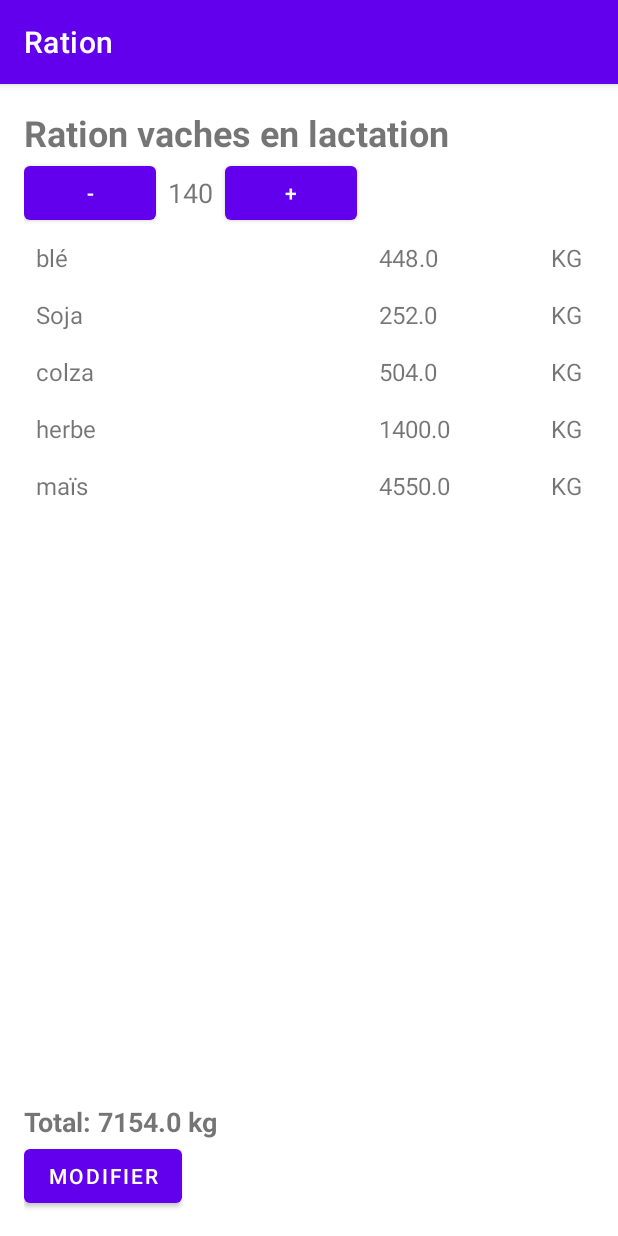
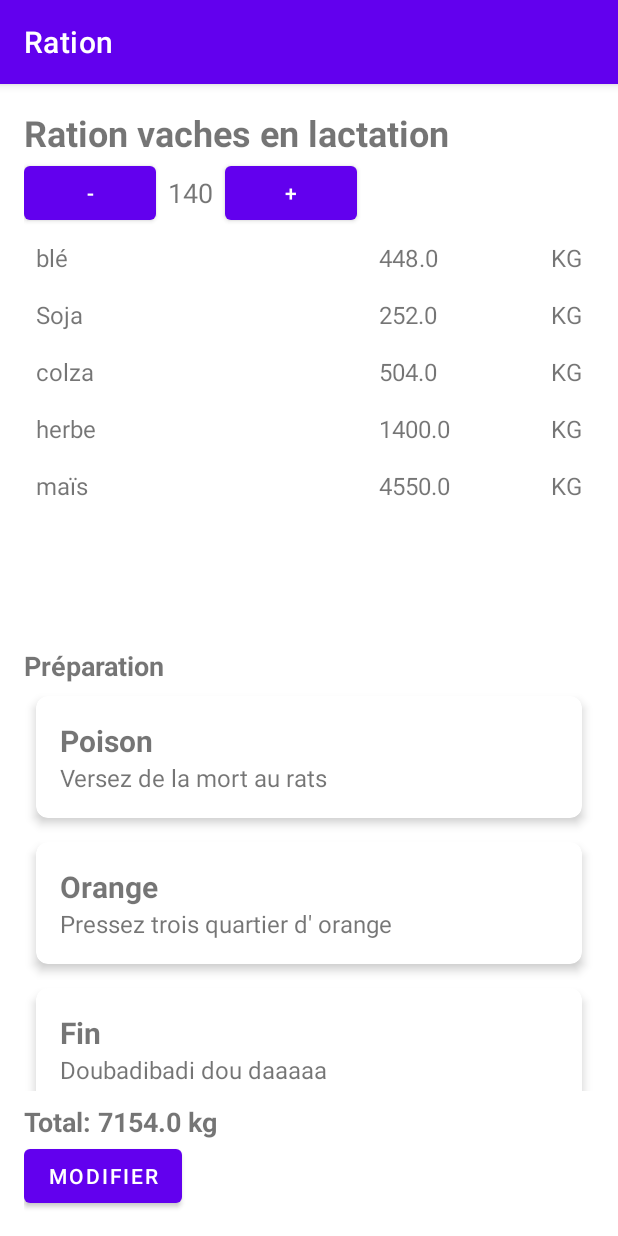
Before and after one commit to TheHosterParis/ration, an Android app: the RationHistoryActivity screen opened directly, with no data from a screen before it, after a tap on "Ration vaches en lactation", on a phone screen of 412 x 824 dp. Run offline under Robolectric (Android 15) with nearby library versions, the phone set to English and light mode, and no system bars; our stand-ins replace Room's generated code.

Commit message:
Ajouter d'étapes de préparation des rations

```diff
--- /dev/null
+++ b/app/src/main/java/com/hoster/ration/data/dao/PreparationDao.kt
@@ -0,0 +1,51 @@
+package com.hoster.ration.data.dao
+
+import androidx.room.Dao
+import androidx.room.Insert
+import androidx.room.Query
+import androidx.room.Update
+import androidx.room.Delete
+import com.hoster.ration.data.model.Preparation
+import com.hoster.ration.data.model.PreparationStep
+
+@Dao
+interface PreparationDao {
+
+    @Insert
+    suspend fun insert(preparation: Preparation): Long
+
+    @Insert
+    suspend fun insertAll(preparations: List<Preparation>): List<Long>
+
+    @Update
+    suspend fun update(preparation: Preparation)
+
+    @Delete
+    suspend fun delete(preparation: Preparation)
+
+    @Query("SELECT * FROM preparations")
+    suspend fun getAllPreparations(): List<Preparation>
+
+    @Query("SELECT * FROM preparations WHERE idPreparation = :preparationId")
+    suspend fun getPreparationById(preparationId: Long): Preparation?
+
+    // Méthodes pour les étapes de préparation
+    @Insert
+    suspend fun insertStep(step: PreparationStep): Long
+
+    @Insert
+    suspend fun insertAllSteps(steps: List<PreparationStep>): List<Long>
+
+    @Update
+    suspend fun updateStep(step: PreparationStep)
+
+    @Delete
+    suspend fun deleteStep(step: PreparationStep)
+
+    @Query("SELECT * FROM preparation_steps WHERE preparationId = :preparationId")
+    suspend fun getStepsByPreparationId(preparationId: Long): List<PreparationStep>
+
+    suspend fun getStepsByPreparationIdOrderedByOrder(preparationId: Long): List<PreparationStep> {
+        return getStepsByPreparationId(preparationId).sortedBy { it.order }
+    }
+}
--- a/app/src/main/java/com/hoster/ration/data/dao/RationDao.kt
+++ b/app/src/main/java/com/hoster/ration/data/dao/RationDao.kt
@@ -59,7 +59,8 @@ interface RationDao {
             rac.quantity,
             rac.unit,
             rac.pas,
-            rac.quantityParRation
+            rac.quantityParRation,
+            p.idPreparation AS preparationId
         FROM
             rations r
         INNER JOIN
@@ -68,6 +69,8 @@ interface RationDao {
             ration_aliment_cross_ref rac ON r.idRation = rac.idRation
         INNER JOIN
             aliments al ON rac.idAliment = al.idAliment
+        INNER JOIN
+            preparations p ON r.idRation = p.rationId
     """)
     suspend fun getAllRationDetails(): List<RationComplete>
 }
--- a/app/src/main/java/com/hoster/ration/data/database/AppDataBase.kt
+++ b/app/src/main/java/com/hoster/ration/data/database/AppDataBase.kt
@@ -1,32 +1,36 @@
 package com.hoster.ration.data.database
 
+import android.content.Context
 import androidx.room.Database
+import androidx.room.Room
 import androidx.room.RoomDatabase
 import androidx.room.TypeConverters
+import androidx.sqlite.db.SupportSQLiteDatabase
+import com.hoster.ration.data.dao.AlimentDao
 import com.hoster.ration.data.dao.AnimalDao
-import com.hoster.ration.data.dao.AlimentDao
+import com.hoster.ration.data.dao.PreparationDao
+import com.hoster.ration.data.dao.RationAlimentCrossRefDao
 import com.hoster.ration.data.dao.RationDao
+import com.hoster.ration.data.model.Aliment
 import com.hoster.ration.data.model.Animal
-import com.hoster.ration.data.model.Aliment
+import com.hoster.ration.data.model.Preparation
+import com.hoster.ration.data.model.PreparationStep
 import com.hoster.ration.data.model.Ration
+import com.hoster.ration.data.model.RationAlimentCrossRef
 import com.hoster.ration.data.util.Converters
-import android.content.Context
-import androidx.room.Room
-import androidx.sqlite.db.SupportSQLiteDatabase
-import com.hoster.ration.data.dao.RationAlimentCrossRefDao
-import com.hoster.ration.data.model.RationAlimentCrossRef
 import kotlinx.coroutines.CoroutineScope
 import kotlinx.coroutines.Dispatchers
 import kotlinx.coroutines.launch
 
 // Assurez-vous d'importer vos classes d'entités et DAO ici
 
-@Database(entities = [Animal::class, Aliment::class, Ration::class, RationAlimentCrossRef::class], version = 1)
+@Database(entities = [Animal::class, Aliment::class, Ration::class, RationAlimentCrossRef::class, Preparation::class, PreparationStep::class], version = 1)
 @TypeConverters(Converters::class)
 abstract class AppDatabase : RoomDatabase() {
     abstract fun animalDao(): AnimalDao
     abstract fun alimentDao(): AlimentDao
     abstract fun rationDao(): RationDao
+    abstract fun preparationDao(): PreparationDao
     abstract fun rationAlimentCrossRefDao(): RationAlimentCrossRefDao
 
     // Ajoutez ici toute autre configuration spécifique à la base de données si nécessaire
@@ -42,6 +46,7 @@ abstract class AppDatabase : RoomDatabase() {
                     "ration_database"
                 )
                     .addCallback(roomDatabaseCallback)
+                    .fallbackToDestructiveMigration()
                     .build()
                 INSTANCE = instance
                 instance
@@ -56,6 +61,8 @@ abstract class AppDatabase : RoomDatabase() {
                         database.animalDao().insertAll(PREPOPULATE_ANIMALS)
                         database.rationDao().insertAll(PREPOPULATE_RATIONS)
                         database.alimentDao().insertAll(PREPOPULATE_ALIMENTS)
+                        database.preparationDao().insertAll(PREPOPULATE_PREPARATION)
+                        database.preparationDao().insertAllSteps(PREPOPULATE_PREPARATION_STEPS)
                         PREPOPULATE_RATION_ALIMENT_CROSS_REF.forEach {
                             database.rationAlimentCrossRefDao().insert(it)
                         }
@@ -95,6 +102,18 @@ abstract class AppDatabase : RoomDatabase() {
             Aliment(alimentName = "lin", description = "lin", averageQuantity = 1.2, unit = "KG", step = 0.1),
             Aliment(alimentName = "carbonateCalcium", description = "carbonateCalcium", averageQuantity = 0.09, unit = "KG", step = 0.1)
         )
+        val PREPOPULATE_PREPARATION_STEPS = listOf(
+            PreparationStep(description = "Versez de la mort au rats", name = "Poison", preparationId = 1, order = 1),
+            PreparationStep(description = "Pressez trois quartier d' orange", name = "Orange", preparationId = 1, order = 2),
+            PreparationStep(description = "Doubadibadi dou daaaaa", name = "Fin", preparationId = 1, order = 3),
+            PreparationStep(description = "Benner le blé dans la mélangeuse", name = "Mélangeuse", preparationId = 2, order = 1),
+            PreparationStep(description = "Peser le reste des compléments et petits sacs", name = "Mélange compléments", preparationId = 2, order = 2),
+        )
+
+        val PREPOPULATE_PREPARATION = listOf(
+            Preparation(name =  "Pudding à l' arsenic", rationId = 1),
+            Preparation(name = "Mélangeuse", rationId = 2),
+        )
 
         val PREPOPULATE_RATION_ALIMENT_CROSS_REF = listOf(
             RationAlimentCrossRef(idRation = 1, idAliment = 1, quantity = 448.0, unit = "KG", pas = 0.1, 3.2),
--- /dev/null
+++ b/app/src/main/java/com/hoster/ration/data/model/Preparation.kt
@@ -0,0 +1,20 @@
+package com.hoster.ration.data.model
+
+import androidx.room.Entity
+import androidx.room.ForeignKey
+import androidx.room.PrimaryKey
+
+@Entity(
+    tableName = "preparations",
+    foreignKeys = [ForeignKey(
+        entity = Ration::class,
+        parentColumns = ["idRation"],
+        childColumns = ["rationId"],
+        onDelete = ForeignKey.CASCADE
+    )]
+)
+data class Preparation(
+    @PrimaryKey(autoGenerate = true) val idPreparation: Long = 0,
+    val name: String,
+    val rationId: Long
+)
--- /dev/null
+++ b/app/src/main/java/com/hoster/ration/data/model/PreparationStep.kt
@@ -0,0 +1,24 @@
+package com.hoster.ration.data.model
+
+import androidx.room.Entity
+import androidx.room.ForeignKey
+import androidx.room.ForeignKey.Companion.CASCADE
+import androidx.room.PrimaryKey
+
+@Entity(
+    tableName = "preparation_steps",
+    foreignKeys = [ForeignKey(
+        entity = Preparation::class,
+        parentColumns = ["idPreparation"],
+        childColumns = ["preparationId"],
+        onDelete = CASCADE
+    )]
+)
+data class PreparationStep(
+    @PrimaryKey(autoGenerate = true)
+    val idStep: Long = 0,
+    val name: String,
+    val description: String,
+    val preparationId: Long,
+    val order: Int
+)
--- a/app/src/main/java/com/hoster/ration/data/model/RationComplete.kt
+++ b/app/src/main/java/com/hoster/ration/data/model/RationComplete.kt
@@ -6,6 +6,7 @@ data class RationComplete(
     val numberOfAnimals: Int,
     val date: Long,
     val animalId: Long,
+    val preparationId: Long,
     val animalName: String,
     val idAliment: Long,
     val alimentName: String,
--- a/app/src/main/java/com/hoster/ration/data/model/RationGrouped.kt
+++ b/app/src/main/java/com/hoster/ration/data/model/RationGrouped.kt
@@ -8,6 +8,7 @@ data class RationGrouped(
     val numberOfAnimals: Int,
     val date: Long,
     val animalId: Long,
+    val preparationId: Long,
     val animalName: String,
     val aliments: List<AlimentQuantity>
 ) : Serializable
--- a/app/src/main/java/com/hoster/ration/data/repository/RationRepository.kt
+++ b/app/src/main/java/com/hoster/ration/data/repository/RationRepository.kt
@@ -22,6 +22,7 @@ class RationRepository(private val rationDao: RationDao) {
                     numberOfAnimals = first.numberOfAnimals,
                     date = first.date,
                     animalId = first.animalId,
+                    preparationId = first.preparationId,
                     animalName = first.animalName,
                     aliments = entry.value.map { aliment ->
                         AlimentQuantity(
--- /dev/null
+++ b/app/src/main/java/com/hoster/ration/ui/preparation/PreparationDeRationAdapter.kt
@@ -0,0 +1,32 @@
+package com.hoster.ration.ui.preparation
+
+import android.view.LayoutInflater
+import android.view.View
+import android.view.ViewGroup
+import android.widget.TextView
+import androidx.recyclerview.widget.RecyclerView
+import com.hoster.ration.R
+import com.hoster.ration.data.model.PreparationStep
+
+class PreparationDeRationAdapter(private var preparationStepList: List<PreparationStep>) :
+    RecyclerView.Adapter<PreparationDeRationAdapter.ViewHolder>() {
+
+    class ViewHolder(view: View) : RecyclerView.ViewHolder(view) {
+        val nameTextView: TextView = view.findViewById(R.id.tvPreparationStepName)
+        val descriptionTextView: TextView = view.findViewById(R.id.tvPreparationStepDescription)
+    }
+
+    override fun onCreateViewHolder(parent: ViewGroup, viewType: Int): ViewHolder {
+        val view = LayoutInflater.from(parent.context).inflate(R.layout.ration_preparation_list_item, parent, false)
+        return ViewHolder(view)
+    }
+
+    override fun onBindViewHolder(holder: ViewHolder, position: Int) {
+        val preparationStep = preparationStepList[position]
+        holder.nameTextView.text = preparationStep.name
+        holder.descriptionTextView.text = preparationStep.description
+    }
+
+    override fun getItemCount() = preparationStepList.size
+
+}
--- a/app/src/main/java/com/hoster/ration/ui/ration/RationDetailActivity.kt
+++ b/app/src/main/java/com/hoster/ration/ui/ration/RationDetailActivity.kt
@@ -1,14 +1,23 @@
 package com.hoster.ration.ui.ration
 
 import android.os.Bundle
+import android.util.Log
 import android.widget.Button
 import android.widget.TextView
 import androidx.appcompat.app.AppCompatActivity
 import androidx.recyclerview.widget.LinearLayoutManager
 import androidx.recyclerview.widget.RecyclerView
 import com.hoster.ration.R
+import com.hoster.ration.data.dao.PreparationDao
+import com.hoster.ration.data.dao.RationDao
+import com.hoster.ration.data.database.AppDatabase
 import com.hoster.ration.data.model.RationGrouped
 import com.hoster.ration.ui.aliment.AlimentDeRationAdapter
+import com.hoster.ration.ui.preparation.PreparationDeRationAdapter
+import kotlinx.coroutines.CoroutineScope
+import kotlinx.coroutines.Dispatchers
+import kotlinx.coroutines.launch
+import kotlinx.coroutines.withContext
 
 class RationDetailActivity : AppCompatActivity() {
 
@@ -19,6 +28,11 @@ class RationDetailActivity : AppCompatActivity() {
     private lateinit var tvTotalWeight: TextView
     // Ajoutez un indicateur pour savoir si vous êtes en mode édition
     private var isInEditMode = false
+
+    private val preparationDao: PreparationDao by lazy {
+        AppDatabase.getDatabase(this).preparationDao()
+    }
+
     override fun onCreate(savedInstanceState: Bundle?) {
         super.onCreate(savedInstanceState)
         setContentView(R.layout.activity_ration_detail)
@@ -32,6 +46,12 @@ class RationDetailActivity : AppCompatActivity() {
 
         // Récupérez l' objet RationGrouped passé via l'Intent
         val rationGrouped = intent.getSerializableExtra("RATION_GROUPED") as RationGrouped
+        Log.d("rationGrouped", "id preparation: ${rationGrouped.preparationId}")
+
+        val preparationsRecyclerView: RecyclerView = findViewById(R.id.rvPreparations)
+        preparationsRecyclerView.layoutManager = LinearLayoutManager(this)
+        loadPreparation(preparationsRecyclerView, rationGrouped)
+
 
         val alimentsRecyclerView: RecyclerView = findViewById(R.id.rvAliments)
         alimentsRecyclerView.layoutManager = LinearLayoutManager(this)
@@ -77,4 +97,22 @@ class RationDetailActivity : AppCompatActivity() {
         val totalWeight = adapter.getTotalWeight()
         tvTotalWeight.text = getString(R.string.total_kg, totalWeight)
     }
+
+    private fun loadPreparation(preparationsRecyclerView: RecyclerView, rationGrouped: RationGrouped) {
+        CoroutineScope(Dispatchers.Main).launch {
+            val preparation = withContext(Dispatchers.IO) {
+                preparationDao.getPreparationById(rationGrouped.preparationId)
+            }
+
+            val preparationSteps = withContext(Dispatchers.IO) {
+                preparation?.let { preparationDao.getStepsByPreparationIdOrderedByOrder(it.idPreparation) }
+            }
+
+            val adapterPreparation = preparationSteps?.let { PreparationDeRationAdapter(it) }
+            preparationsRecyclerView.adapter = adapterPreparation
+            // Log the retrieved rations
+            Log.d("loadPreparation", "for id rationGrouped: ${rationGrouped.idRation}...Loaded rations: $preparation")
+            Log.d("loadPreparation", "preparationSteps: $preparationSteps")
+        }
+    }
 }
--- a/app/src/main/res/layout/activity_ration_detail.xml
+++ b/app/src/main/res/layout/activity_ration_detail.xml
@@ -45,6 +45,21 @@
         android:layout_weight="1"/>
 
     <TextView
+        android:id="@+id/tvPreparationTitle"
+        android:layout_width="match_parent"
+        android:layout_height="wrap_content"
+        android:textSize="18sp"
+        android:layout_marginTop="8dp"
+        android:textStyle="bold"
+        android:text="@string/preparation" />
+
+    <androidx.recyclerview.widget.RecyclerView
+        android:id="@+id/rvPreparations"
+        android:layout_width="match_parent"
+        android:layout_height="0dp"
+        android:layout_weight="1"/>
+
+    <TextView
         android:id="@+id/tvTotalWeight"
         android:layout_width="match_parent"
         android:layout_height="wrap_content"
--- /dev/null
+++ b/app/src/main/res/layout/ration_preparation_list_item.xml
@@ -0,0 +1,31 @@
+<?xml version="1.0" encoding="utf-8"?>
+<com.google.android.material.card.MaterialCardView xmlns:android="http://schemas.android.com/apk/res/android"
+xmlns:app="http://schemas.android.com/apk/res-auto"
+android:layout_width="match_parent"
+android:layout_height="wrap_content"
+android:layout_margin="8dp"
+app:cardElevation="4dp"
+app:cardCornerRadius="8dp">
+
+<LinearLayout
+    android:layout_width="match_parent"
+    android:layout_height="wrap_content"
+    android:orientation="vertical"
+    android:padding="16dp">
+
+    <TextView
+        android:id="@+id/tvPreparationStepName"
+        android:layout_width="match_parent"
+        android:layout_height="wrap_content"
+        android:textSize="20sp"
+        android:text="@string/nom_step"
+        android:textStyle="bold" />
+
+    <TextView
+        android:id="@+id/tvPreparationStepDescription"
+        android:layout_width="match_parent"
+        android:layout_height="wrap_content"
+        android:text="@string/description_step"
+        android:textSize="16sp" />
+</LinearLayout>
+</com.google.android.material.card.MaterialCardView>
--- a/app/src/main/res/values/strings.xml
+++ b/app/src/main/res/values/strings.xml
@@ -15,4 +15,7 @@
     <string name="total_0_kg">Total: 0 KG</string>
     <string name="total_kg">Total: %1$.1f kg</string>
     <string name="modifier">Modifier</string>
+    <string name="preparation">Préparation</string>
+    <string name="nom_step">Nom de l\'étape de préparation</string>
+    <string name="description_step">Description de l\'étape</string>
 </resources>
```
